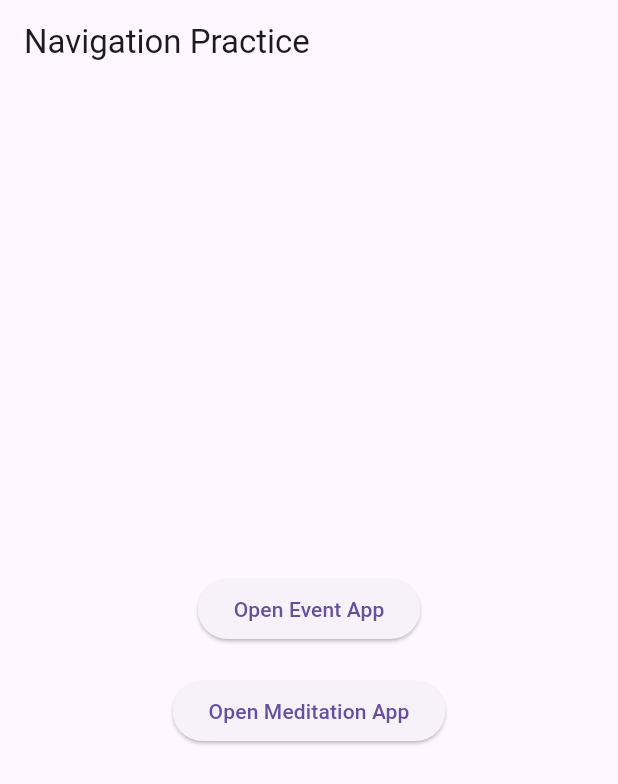
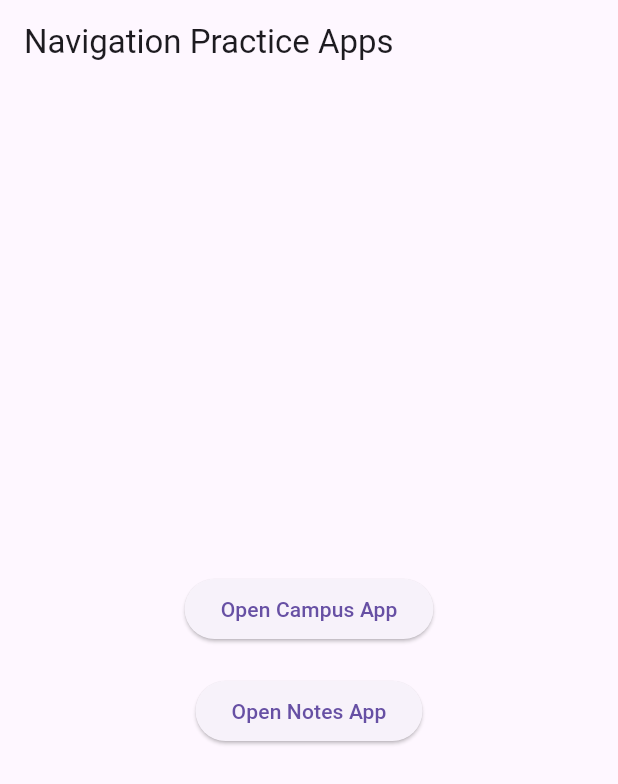
Before and after one commit to pugal6/flutter-tasks, a Flutter app: the screen it shows after launch, on a phone screen of 412 x 824 dp. Shown: the top 784 px of the screen. Run offline on Flutter 3.47's test engine with Material 3 defaults, Android fonts, the phone set to English and light mode, and no system bars.

Commit message:
Add named route task

```diff
--- a/module3/lib/main.dart
+++ b/module3/lib/main.dart
@@ -1,5 +1,10 @@
 import 'package:flutter/material.dart';
-import 'package:module3/navigation%20task/screens/main_menu_screen.dart';
+import 'package:module3/named%20route%20task/screens/cafeteria_screen.dart';
+import 'package:module3/named%20route%20task/screens/campus_home_screen.dart';
+import 'package:module3/named%20route%20task/screens/library_screen.dart';
+import 'package:module3/named%20route%20task/screens/notes_home_screen.dart';
+import 'package:module3/named%20route%20task/screens/page_not_found_screen.dart';
+import 'package:module3/named%20route%20task/screens/saved_notes_screen.dart';
 
 
 void main() {
@@ -13,7 +18,59 @@ class MyApp extends StatelessWidget {
   Widget build(BuildContext context) {
     return MaterialApp(
       debugShowCheckedModeBanner: false,
-      home: const MainMenuScreen(),
+      initialRoute: '/',
+
+      routes: {
+        '/': (context) => const MainMenuScreen(),
+
+        // Campus App Routes
+        '/campus-home': (context) => const CampusHomeScreen(),
+        '/library': (context) => const LibraryScreen(),
+        '/cafeteria': (context) => const CafeteriaScreen(),
+
+        // Notes App Routes
+        '/notes-home': (context) => const NotesHomeScreen(),
+        '/saved-notes': (context) => const SavedNotesScreen(),
+      },
+
+      onGenerateRoute: (settings) {
+        return MaterialPageRoute(
+          builder: (context) => const PageNotFoundScreen(),
+        );
+      },
     );
   }
 }
+
+class MainMenuScreen extends StatelessWidget {
+  const MainMenuScreen({super.key});
+
+  @override
+  Widget build(BuildContext context) {
+    return Scaffold(
+      appBar: AppBar(
+        title: const Text('Navigation Practice Apps'),
+      ),
+      body: Center(
+        child: Column(
+          mainAxisAlignment: MainAxisAlignment.center,
+          children: [
+            ElevatedButton(
+              onPressed: () {
+                Navigator.pushNamed(context, '/campus-home');
+              },
+              child: const Text('Open Campus App'),
+            ),
+            const SizedBox(height: 20),
+            ElevatedButton(
+              onPressed: () {
+                Navigator.pushNamed(context, '/notes-home');
+              },
+              child: const Text('Open Notes App'),
+            ),
+          ],
+        ),
+      ),
+    );
+  }
+}
```
Also changed, not shown: module3/lib/named route task/screens/cafeteria_screen.dart (added, +37 -0 lines), module3/lib/named route task/screens/campus_home_screen.dart (added, +34 -0 lines), module3/lib/named route task/screens/library_screen.dart (added, +38 -0 lines), module3/lib/named route task/screens/notes_home_screen.dart (added, +34 -0 lines), module3/lib/named route task/screens/page_not_found_screen.dart (added, +23 -0 lines), module3/lib/named route task/screens/saved_notes_screen.dart (added, +20 -0 lines).
